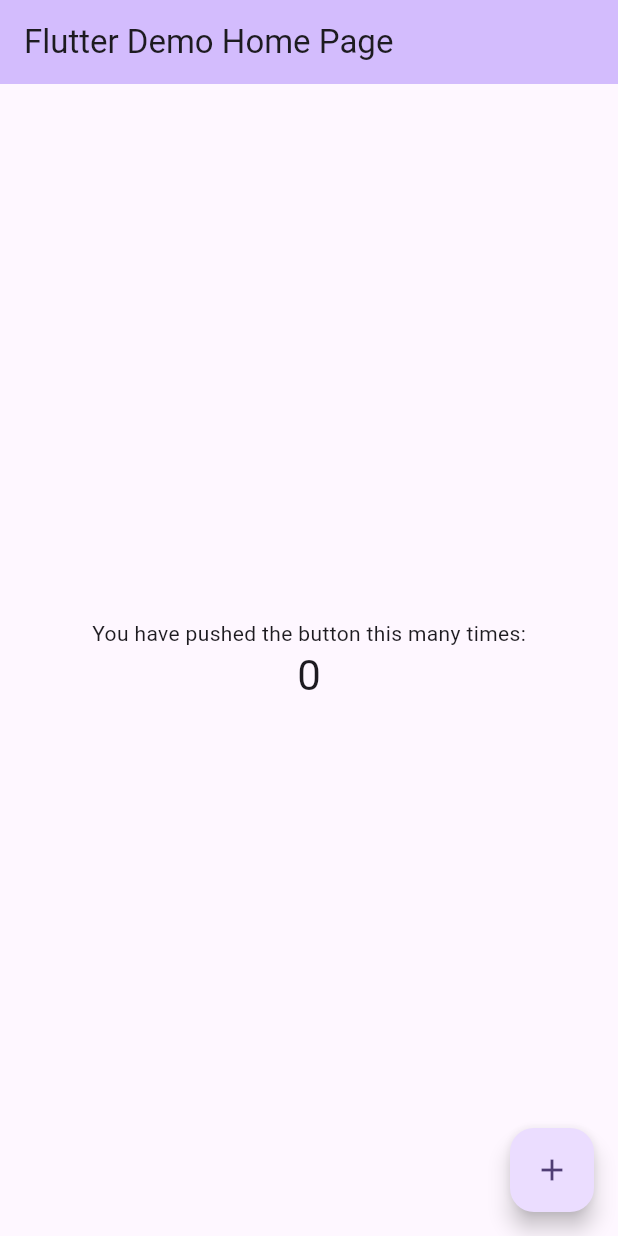
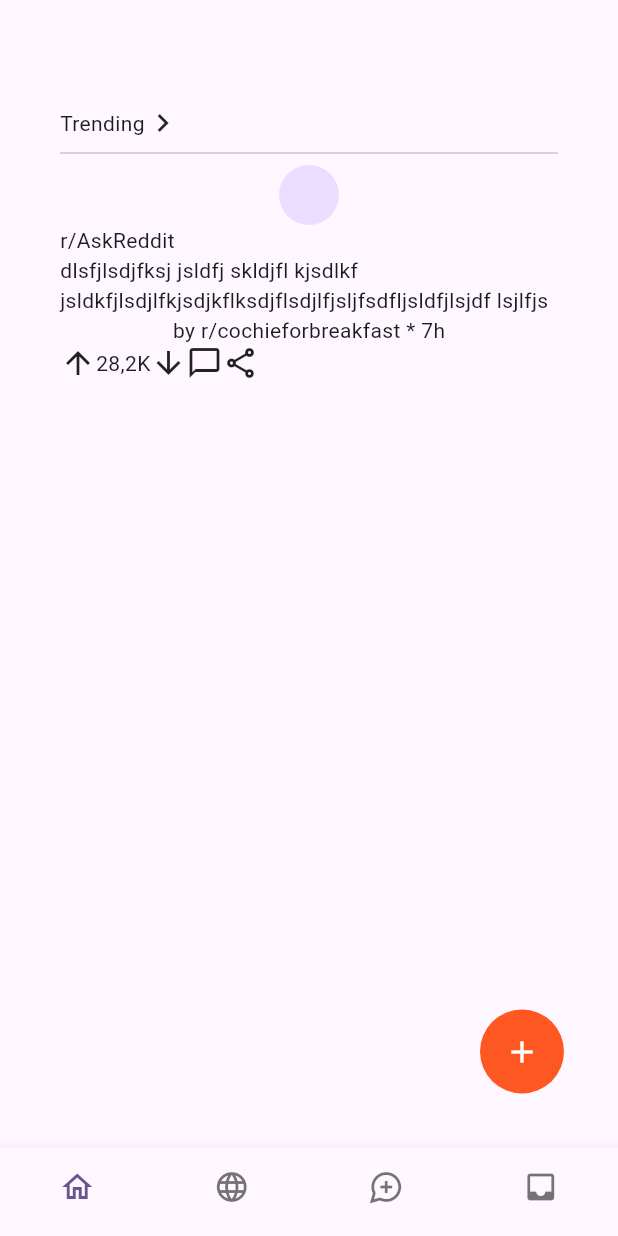
Before and after one commit to GabrielWaif/college-mobile-n1, a Flutter app: the screen it shows after launch, on a phone screen of 412 x 824 dp. Run offline on Flutter 3.47's test engine with Material 2 defaults, Android fonts, the phone set to English and light mode, and no system bars.

Commit message:
Main page start

```diff
--- a/lib/main.dart
+++ b/lib/main.dart
@@ -7,27 +7,11 @@ void main() {
 class MyApp extends StatelessWidget {
   const MyApp({super.key});
 
-  // This widget is the root of your application.
   @override
   Widget build(BuildContext context) {
     return MaterialApp(
       title: 'Flutter Demo',
       theme: ThemeData(
-        // This is the theme of your application.
-        //
-        // TRY THIS: Try running your application with "flutter run". You'll see
-        // the application has a blue toolbar. Then, without quitting the app,
-        // try changing the seedColor in the colorScheme below to Colors.green
-        // and then invoke "hot reload" (save your changes or press the "hot
-        // reload" button in a Flutter-supported IDE, or press "r" if you used
-        // the command line to start the app).
-        //
-        // Notice that the counter didn't reset back to zero; the application
-        // state is not lost during the reload. To reset the state, use hot
-        // restart instead.
-        //
-        // This works for code too, not just values: Most code changes can be
-        // tested with just a hot reload.
         colorScheme: ColorScheme.fromSeed(seedColor: Colors.deepPurple),
         useMaterial3: true,
       ),
@@ -38,16 +22,6 @@ class MyApp extends StatelessWidget {
 
 class MyHomePage extends StatefulWidget {
   const MyHomePage({super.key, required this.title});
-
-  // This widget is the home page of your application. It is stateful, meaning
-  // that it has a State object (defined below) that contains fields that affect
-  // how it looks.
-
-  // This class is the configuration for the state. It holds the values (in this
-  // case the title) provided by the parent (in this case the App widget) and
-  // used by the build method of the State. Fields in a Widget subclass are
-  // always marked "final".
-
   final String title;
 
   @override
@@ -59,67 +33,133 @@ class _MyHomePageState extends State<MyHomePage> {
 
   void _incrementCounter() {
     setState(() {
-      // This call to setState tells the Flutter framework that something has
-      // changed in this State, which causes it to rerun the build method below
-      // so that the display can reflect the updated values. If we changed
-      // _counter without calling setState(), then the build method would not be
-      // called again, and so nothing would appear to happen.
       _counter++;
     });
   }
 
   @override
   Widget build(BuildContext context) {
-    // This method is rerun every time setState is called, for instance as done
-    // by the _incrementCounter method above.
-    //
-    // The Flutter framework has been optimized to make rerunning build methods
-    // fast, so that you can just rebuild anything that needs updating rather
-    // than having to individually change instances of widgets.
     return Scaffold(
-      appBar: AppBar(
-        // TRY THIS: Try changing the color here to a specific color (to
-        // Colors.amber, perhaps?) and trigger a hot reload to see the AppBar
-        // change color while the other colors stay the same.
-        backgroundColor: Theme.of(context).colorScheme.inversePrimary,
-        // Here we take the value from the MyHomePage object that was created by
-        // the App.build method, and use it to set our appbar title.
-        title: Text(widget.title),
+      body: const Column(
+        children: <Widget>[
+          Padding(
+            padding: EdgeInsets.only(top: 70, left: 40, right: 40),
+            child: Column(
+              children: [
+                Row(children: [
+                  Text(
+                    'Trending',
+                  ),
+                  Icon(Icons.chevron_right),
+                ]),
+                Divider(),
+                // A Post Container here
+                Column(
+                  children: [
+                    CircleAvatar(),
+                    Row(
+                      children: [Text("r/AskReddit")],
+                    ),
+                    Text(
+                        "dlsfjlsdjfksj jsldfj skldjfl kjsdlkf jsldkfjlsdjlfkjsdjkflksdjflsdjlfjsljfsdfljsldfjlsjdf lsjlfjs"),
+                    Text("by r/cochieforbreakfast * 7h"),
+                    Row(
+                      children: [
+                        Row(
+                          children: [Icon(Icons.arrow_upward), Text("28,2K")],
+                        ),
+                        Icon(Icons.arrow_downward),
+                        Icon(Icons.chat_bubble_outline),
+                        Icon(Icons.share_outlined)
+                      ],
+                    )
+                  ],
+                )
+              ],
+            ),
+          ),
+        ],
       ),
-      body: Center(
-        // Center is a layout widget. It takes a single child and positions it
-        // in the middle of the parent.
-        child: Column(
-          // Column is also a layout widget. It takes a list of children and
-          // arranges them vertically. By default, it sizes itself to fit its
-          // children horizontally, and tries to be as tall as its parent.
-          //
-          // Column has various properties to control how it sizes itself and
-          // how it positions its children. Here we use mainAxisAlignment to
-          // center the children vertically; the main axis here is the vertical
-          // axis because Columns are vertical (the cross axis would be
-          // horizontal).
-          //
-          // TRY THIS: Invoke "debug painting" (choose the "Toggle Debug Paint"
-          // action in the IDE, or press "p" in the console), to see the
-          // wireframe for each widget.
-          mainAxisAlignment: MainAxisAlignment.center,
-          children: <Widget>[
-            const Text(
-              'You have pushed the button this many times:',
+      floatingActionButton: Padding(
+        padding: const EdgeInsets.all(20),
+        child: InkWell(
+          onTap: () {
+            // handle button press
+          },
+          child: Container(
+            width: 56,
+            height: 56,
+            decoration: const BoxDecoration(
+              shape: BoxShape.circle,
+              color: Colors.deepOrange,
             ),
-            Text(
-              '$_counter',
-              style: Theme.of(context).textTheme.headlineMedium,
+            child: const Icon(
+              Icons.add,
+              color: Colors.white,
             ),
-          ],
+          ),
         ),
       ),
-      floatingActionButton: FloatingActionButton(
-        onPressed: _incrementCounter,
-        tooltip: 'Increment',
-        child: const Icon(Icons.add),
-      ), // This trailing comma makes auto-formatting nicer for build methods.
+      bottomNavigationBar: BottomNavigationBar(
+        type: BottomNavigationBarType.fixed,
+        showSelectedLabels: false,
+        showUnselectedLabels: false,
+        items: const <BottomNavigationBarItem>[
+          BottomNavigationBarItem(
+            icon: Icon(Icons.home_outlined),
+            label: '',
+          ),
+          BottomNavigationBarItem(
+            icon: Icon(Icons.language),
+            label: '',
+          ),
+          BottomNavigationBarItem(
+            icon: Icon(Icons.maps_ugc_outlined),
+            label: '',
+          ),
+          BottomNavigationBarItem(
+            icon: Icon(Icons.inbox),
+            label: '',
+          )
+        ],
+      ),
     );
   }
 }
+
+class HomePost extends StatelessWidget {
+  const HomePost({
+    super.key,
+    required String username,
+    required String text,
+    required String subreddit,
+    required String hoursAgo,
+    required String likes,
+    required String comments,
+  }) ;
+
+  @override
+  Widget build(BuildContext context) {
+    return const Column(
+      children: [
+        CircleAvatar(),
+        Row(
+          children: [Text("subreddit")],
+        ),
+        Text(
+            "dlsfjlsdjfksj jsldfj skldjfl kjsdlkf jsldkfjlsdjlfkjsdjkflksdjflsdjlfjsljfsdfljsldfjlsjdf lsjlfjs"),
+        Text("by r/cochieforbreakfast * 7h"),
+        Row(
+          children: [
+            Row(
+              children: [Icon(Icons.arrow_upward), Text("28,2K")],
+            ),
+            Icon(Icons.arrow_downward),
+            Icon(Icons.chat_bubble_outline),
+            Icon(Icons.share_outlined)
+          ],
+        )
+      ],
+    );
+  }
+}
```
